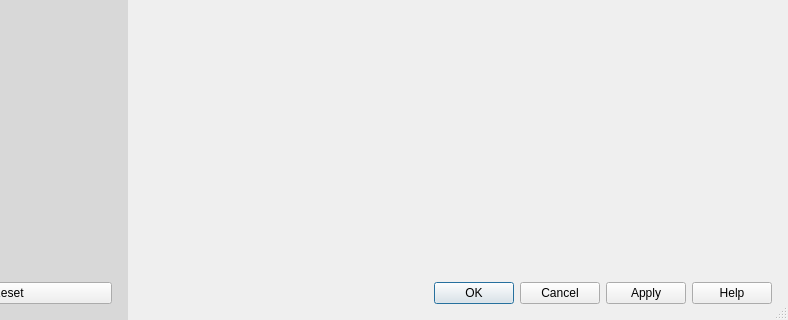
First picture: the form in src/Gui/DlgPreferences.ui, repository southseact-3d/fcd, before the edit; both pictures show x 112 to 900 and y 580 to 900 of the 900 by 900 pixel window.
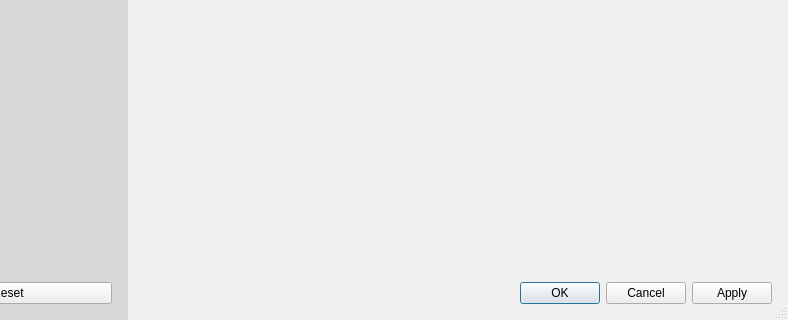
Second picture: the form after the edit.

Patch:
```diff
--- a/src/Gui/DlgPreferences.ui
+++ b/src/Gui/DlgPreferences.ui
@@ -286,7 +286,7 @@
            <bool>false</bool>
           </property>
           <property name="standardButtons">
-           <set>QDialogButtonBox::Apply|QDialogButtonBox::Cancel|QDialogButtonBox::Help|QDialogButtonBox::Ok</set>
+           <set>QDialogButtonBox::Apply|QDialogButtonBox::Cancel|QDialogButtonBox::Ok</set>
           </property>
           <property name="centerButtons">
            <bool>false</bool>
```
